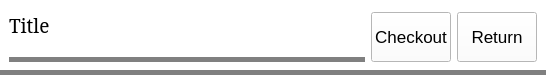
Old version of the form bookwidget.ui in the repository sbadame/checkout.
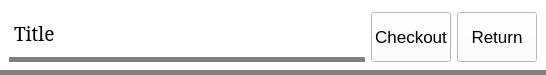
New version of the form.

Commit message: Adding some text spacing

What changed in the file:
```diff
--- a/bookwidget.ui
+++ b/bookwidget.ui
@@ -98,7 +98,7 @@
          <bool>false</bool>
         </property>
         <property name="styleSheet">
-         <string notr="true"/>
+         <string notr="true">margin-top: 3px;</string>
         </property>
         <property name="text">
          <string>Title</string>
```
